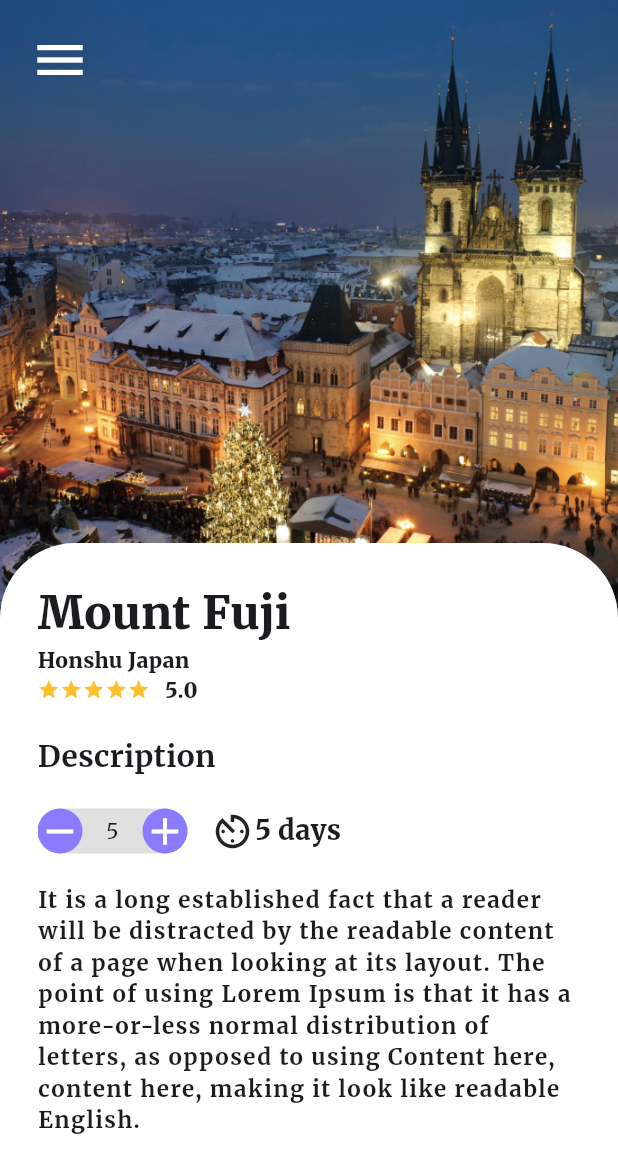
After one commit to VMErik/TravelApp, a Flutter app: the LocationPage screen opened by its route, on a phone screen of 412 x 824 dp. The commit adds this screen. Shown: the top 1173 px of the screen. Run offline on Flutter 3.47's test engine with Material 3 defaults, Android fonts, the phone set to English and light mode, and no system bars; our stand-ins replace go_router.

Commit message:
Creating location page

```diff
--- a/lib/pages/discover.dart
+++ b/lib/pages/discover.dart
@@ -79,7 +79,6 @@ class DiscoverPage extends StatelessWidget {
         actions: [
           CircleAvatar(
             radius: 30,
-
             backgroundImage: AssetImage('assets/img/avatar.jpg'),
           ),
         ],
@@ -89,7 +88,7 @@ class DiscoverPage extends StatelessWidget {
           padding: const EdgeInsets.all(20),
           child: Column(
             children: [
-              // Labels
+              // Cateogry Labels
               SizedBox(
                 height: 50,
                 child: ListView.builder(
@@ -128,6 +127,7 @@ class DiscoverPage extends StatelessWidget {
                 ),
               ),
               SizedBox(height: 20),
+              // Section
               Row(
                 mainAxisAlignment: MainAxisAlignment.spaceBetween,
                 children: [
@@ -139,6 +139,7 @@ class DiscoverPage extends StatelessWidget {
                 ],
               ),
               SizedBox(height: 20),
+              // Cards
               LayoutBuilder(
                 builder: (context, constraints) {
                   int crossAxisCount = 2;
--- /dev/null
+++ b/lib/pages/location.dart
@@ -0,0 +1,189 @@
+import 'package:flutter/material.dart';
+
+class LocationPage extends StatelessWidget {
+  const LocationPage({super.key});
+
+  @override
+  Widget build(BuildContext context) {
+    final height = MediaQuery.of(context).size.height;
+
+    return Scaffold(
+      body: Stack(
+        clipBehavior: Clip.none,
+        children: [
+          Container(
+            width: double.infinity,
+            height: height / 2,
+            color: Colors.black,
+            child: Image(
+              image: AssetImage('assets/img/rep-praga.png'),
+              fit: BoxFit.cover,
+            ),
+          ),
+          Padding(
+            padding: const EdgeInsets.all(20.0),
+            child: Icon(Icons.menu, size: 40, color: Colors.white),
+          ),
+          Positioned(
+            top: (height / 2) - 50,
+            left: 0,
+            right: 0,
+            child: Container(
+              width: double.infinity,
+              height: (height / 2) + 50,
+              decoration: BoxDecoration(
+                borderRadius: BorderRadius.only(
+                  topLeft: Radius.circular(50),
+                  topRight: Radius.circular(50),
+                ),
+                color: Colors.white,
+              ),
+              child: Padding(
+                padding: const EdgeInsets.all(25.0),
+                child: SingleChildScrollView(
+                  child: Column(
+                    crossAxisAlignment: CrossAxisAlignment.start,
+                    children: [
+                      Text(
+                        'Mount Fuji',
+                        style: TextStyle(
+                          fontSize: 30,
+                          fontWeight: FontWeight.w900,
+                        ),
+                      ),
+                      Text(
+                        'Honshu Japan',
+                        style: TextStyle(
+                          fontSize: 14,
+                          fontWeight: FontWeight.w900,
+                        ),
+                      ),
+                      Row(
+                        children: [
+                          ...List.generate(
+                            5, // Número total de estrellas posibles
+                            (index) => Icon(
+                              index < 5 ? Icons.star : Icons.star_border,
+                              color: Colors.yellow[700],
+                              size: 15,
+                            ),
+                          ),
+                          SizedBox(width: 10),
+                          Text(
+                            '5.0',
+                            style: TextStyle(
+                              fontSize: 14,
+                              fontWeight: FontWeight.w900,
+                            ),
+                          ),
+                        ],
+                      ),
+                      SizedBox(height: 20),
+                      Text(
+                        'Description',
+                        style: TextStyle(
+                          fontSize: 20,
+                          fontWeight: FontWeight.bold,
+                        ),
+                      ),
+                      SizedBox(height: 20),
+                      Row(
+                        children: [
+                          Container(
+                            width: 100,
+                            decoration: BoxDecoration(
+                              borderRadius: BorderRadius.circular(50),
+                              color: Colors.grey[300],
+                            ),
+                            child: Row(
+                              mainAxisAlignment: MainAxisAlignment.spaceBetween,
+                              children: [
+                                Container(
+                                  decoration: BoxDecoration(
+                                    borderRadius: BorderRadius.circular(50),
+                                    color: Color(0xff897CFF),
+                                  ),
+                                  child: Icon(
+                                    Icons.remove,
+                                    size: 30,
+                                    color: Colors.white,
+                                  ),
+                                ),
+                                Text('5'),
+                                Container(
+                                  decoration: BoxDecoration(
+                                    borderRadius: BorderRadius.circular(50),
+                                    color: Color(0xff897CFF),
+                                  ),
+                                  child: Icon(
+                                    Icons.add,
+                                    size: 30,
+                                    color: Colors.white,
+                                  ),
+                                ),
+                              ],
+                            ),
+                          ),
+                          SizedBox(width: 15),
+                          Icon(Icons.av_timer, size: 30),
+                          Text(
+                            '5 days',
+                            style: TextStyle(
+                              fontSize: 18,
+                              fontWeight: FontWeight.w800,
+                            ),
+                          ),
+                        ],
+                      ),
+                      SizedBox(height: 20),
+                      Text(
+                        'It is a long established fact that a reader will '
+                        'be distracted by the readable content of a page when '
+                        'looking at its layout. The point of using Lorem Ipsum '
+                        'is that it has a more-or-less normal distribution of letters, '
+                        'as opposed to using Content here, content here, making '
+                        'it look like readable English.',
+                        style: TextStyle(
+                          fontSize: 15,
+                          fontWeight: FontWeight.w700,
+                          letterSpacing: 1,
+                        ),
+                      ),
+                      SizedBox(height: 50,),
+                      Row(
+                        mainAxisAlignment: MainAxisAlignment.spaceBetween,
+                        children: [
+                          Text('\$400', style: TextStyle(
+                            fontSize: 35,
+                            fontWeight: FontWeight.bold,
+                            color: Color(0XFF6A62B7)
+                          ),),
+                          Text('/ Package', style: TextStyle(
+                            fontSize: 18,
+                            fontWeight: FontWeight.bold,
+                            color: Color(0XFF6A62B7)
+                          ),),
+                          Expanded(child: Container()),
+                          FilledButton(
+                            onPressed: () {},
+                            child: Padding(
+                              padding: const EdgeInsets.all(8.0),
+                              child: Text('Book Now', style: TextStyle(
+                                fontSize: 18,
+                                fontWeight: FontWeight.bold
+                              ),),
+                            ),
+                          ),
+                        ],
+                      ),
+                    ],
+                  ),
+                ),
+              ),
+            ),
+          ),
+        ],
+      ),
+    );
+  }
+}
--- /dev/null
+++ b/lib/pages/test.dart
@@ -0,0 +1,72 @@
+import 'package:flutter/material.dart';
+
+class TestPage extends StatelessWidget {
+  const TestPage({super.key});
+
+  @override
+  Widget build(BuildContext context) {
+    final media = MediaQuery.of(context).size;
+    return Scaffold(
+      backgroundColor: Color(0XFFE9E9E9),
+      body: SingleChildScrollView(
+        child: Column(
+          crossAxisAlignment: CrossAxisAlignment.start,
+          children: [
+            ClipRRect(
+              borderRadius: BorderRadius.only(
+                bottomLeft: Radius.circular(30),
+                bottomRight: Radius.circular(30),
+
+              ),
+              child: Image(
+                width: double.infinity,
+                height: media.height / 2,
+                image: AssetImage('assets/img/snow.jpg'),
+                fit: BoxFit.cover,
+              ),
+            ),
+            SizedBox(height: 20),
+            Padding(
+              padding: const EdgeInsets.all(20.0),
+              child: Column(
+                crossAxisAlignment: CrossAxisAlignment.start,
+                children: [
+                  Text(
+                    'Winter',
+                    style: TextStyle(fontSize: 42, fontWeight: FontWeight.bold),
+                  ),
+                  Text(
+                    'Vacation Trips',
+                    style: TextStyle(fontSize: 42, fontWeight: FontWeight.bold),
+                  ),
+                  SizedBox(height: 20),
+                  Text(
+                    'Enjoy your winter vacations with warmth'
+                    'and amazing sightseeing on the mountains.'
+                    'Enjoy the best experience with us!',
+                    style: TextStyle(fontSize: 20, color: Colors.black54),
+                  ),
+                  SizedBox(height: 40),
+                  FilledButton(
+                    onPressed: () {},
+                    child: Container(
+                      padding: EdgeInsets.all(2),
+                      width: 150,
+                      child: Row(
+                        mainAxisAlignment: MainAxisAlignment.spaceBetween,
+                        children: [
+                          Text('Lets Go', style: TextStyle(fontSize: 20)),
+                          Icon(Icons.arrow_right_alt, size: 40),
+                        ],
+                      ),
+                    ),
+                  ),
+                ],
+              ),
+            ),
+          ],
+        ),
+      ),
+    );
+  }
+}
--- a/lib/routes/app_router.dart
+++ b/lib/routes/app_router.dart
@@ -1,10 +1,12 @@
 import 'package:go_router/go_router.dart';
 import 'package:travelapp/pages/discover.dart';
 import 'package:travelapp/pages/home.dart';
+import 'package:travelapp/pages/location.dart';
 
 final GoRouter routes = GoRouter(
   routes: [
     GoRoute(path: '/', builder: (context, state)=> OnBoardingPage()),
-    GoRoute(path: '/discover', builder: (context,state)=> DiscoverPage())
+    GoRoute(path: '/discover', builder: (context,state)=> DiscoverPage()),
+    GoRoute(path: '/location', builder: (context,state)=> LocationPage()),
   ]
 );
--- a/lib/widgets/location_card.dart
+++ b/lib/widgets/location_card.dart
@@ -1,4 +1,5 @@
 import 'package:flutter/material.dart';
+import 'package:go_router/go_router.dart';
 import 'package:travelapp/models/location.dart';
 
 class LocationCard extends StatelessWidget {
@@ -8,7 +9,11 @@ class LocationCard extends StatelessWidget {
 
   @override
   Widget build(BuildContext context) {
-    return SizedBox(
+    return GestureDetector(
+      onTap: (){
+        context.go('/location');
+      },
+      child: SizedBox(
         height: 250,
         width: 350,
         child: Stack(
@@ -90,6 +95,7 @@ class LocationCard extends StatelessWidget {
             ),
           ],
         ),
+      ),
     );
   }
 }
```
Lines whose indentation alone changed are shown as unchanged.
